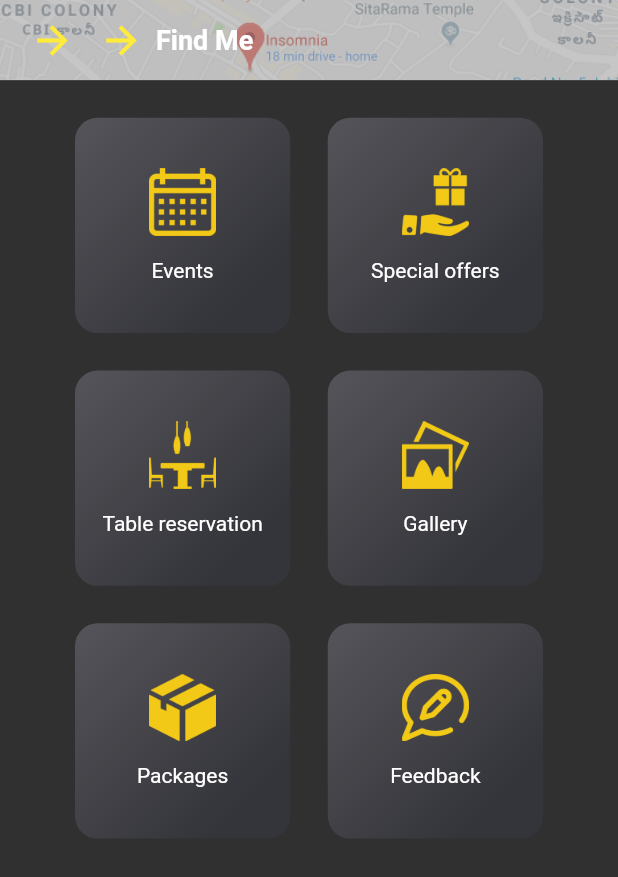
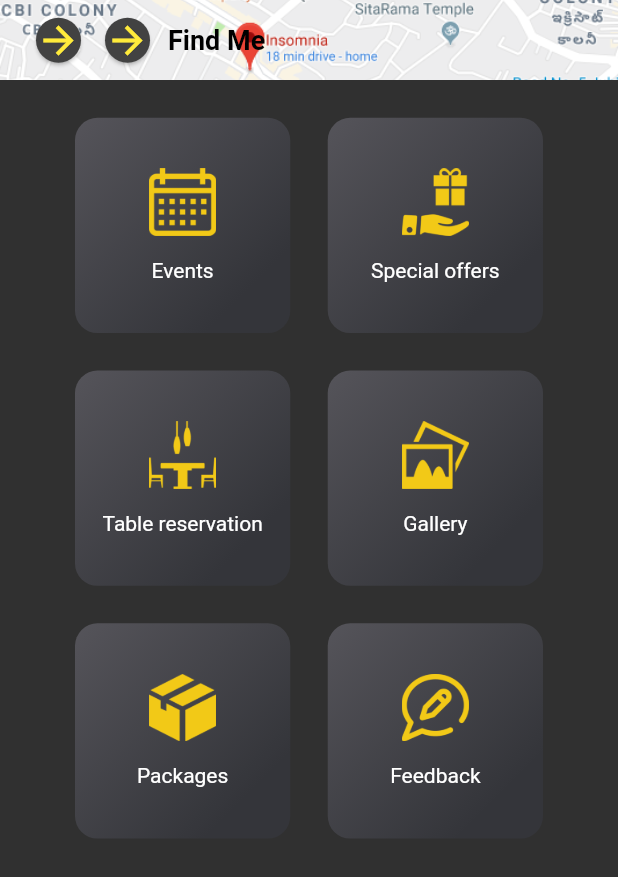
Before and after one commit to KodiMadhavaRao/insomnia_pub-master, a Flutter app: the MainHome widget shown alone on an empty page, opened directly, on a phone screen of 412 x 824 dp. Shown: the top 877 px of the screen. Run offline on Flutter 3.47's test engine with Material 2 defaults, Android fonts, the phone set to English and light mode, and no system bars; our stand-ins replace cached_network_image, carousel_slider, fluttertoast; network calls fail.

Commit message:
Add files via upload

```diff
--- a/lib/ui/main_home.dart
+++ b/lib/ui/main_home.dart
@@ -18,9 +18,9 @@ class MainHome extends StatefulWidget {
 }
 
 class MainHomeState extends State<MainHome> {
-  List<String> alIcons = new List();
-  List<String> description = new List();
-  List<int> ids = new List();
+  List<String> alIcons;
+  List<String> description;
+  List<int> ids;
 
   @override
   Widget build(BuildContext context) {
@@ -29,6 +29,7 @@ class MainHomeState extends State<MainHome> {
 
   @override
   void initState() {
+    super.initState();
     alIcons = [
       "images/Events_3.png",
       "images/Special Offers_3.png",
@@ -78,7 +79,7 @@ class MainHomeState extends State<MainHome> {
           Container(
             height: mapHeight,
             decoration: BoxDecoration(
-              color: Colors.grey.withAlpha(150),
+//              color: Colors.grey.withAlpha(150),
                 /*gradient: LinearGradient(
                     begin: FractionalOffset.topCenter,
                     end: FractionalOffset.bottomCenter,
@@ -101,23 +102,36 @@ class MainHomeState extends State<MainHome> {
                 children: <Widget>[
                   Padding(
                     padding: const EdgeInsets.only(left: 20.0, right: 8.0),
+                    child: Card(
+                      shape: CircleBorder(),
                       child: Icon(
                         Icons.arrow_forward,
                         size: 30,
                         color: Colors.yellow,
                       ),
                     ),
+                  ),
                   Padding(
-                    padding: const EdgeInsets.only(left: 8.0, right: 8.0),
+                    padding: const EdgeInsets.only(right: 8.0),
+                    child: Card(
+                      shape: CircleBorder(),
                       child: Icon(
                         Icons.arrow_forward,
                         size: 30,
                         color: Colors.yellow,
                       ),
                     ),
+                  ),
                   Text(
                     "Find Me",
-                    style: TextStyle(fontSize: 18, fontWeight: FontWeight.bold),
+                    style: TextStyle(
+                      fontSize: 18,
+                      color: Colors.black,
+                      fontWeight: FontWeight.bold,
+//                      shadows: [
+//                        Shadow(color: Colors.black, blurRadius: 5),
+//                      ],
+                    ),
                   )
                 ],
               ),
@@ -130,11 +144,7 @@ class MainHomeState extends State<MainHome> {
 
   Widget getHomeView() {
     var gridView = new GridView.builder(
-        padding: EdgeInsets.only(
-            top: 25,
-            left: 50,
-            right: 50,
-            bottom: 50),
+        padding: EdgeInsets.only(top: 25, left: 50, right: 50, bottom: 50),
         shrinkWrap: true,
         itemCount: 6,
         gridDelegate: new SliverGridDelegateWithFixedCrossAxisCount(
```
Also changed, not shown: lib/ui/AuthenticationScreen.dart (+20 -5 lines), lib/ui/OTPScreen.dart (+13 -15 lines), lib/ui/SignUpScreen.dart (+26 -10 lines). Lines whose indentation alone changed are shown as unchanged.
